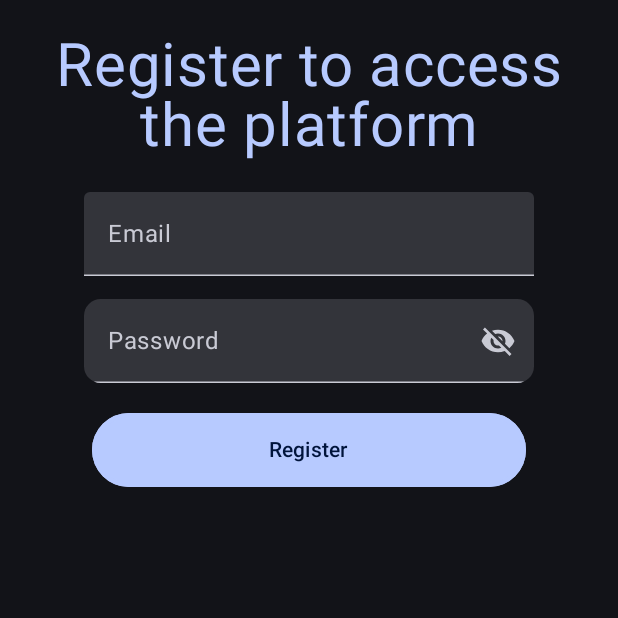
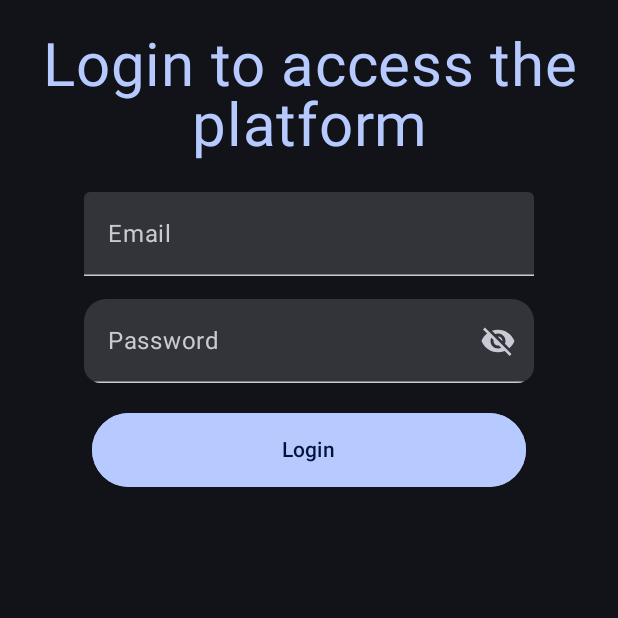
Before and after one commit to Nawho/Betpoli-Data-Entry-Frontend, an Android app built with Jetpack Compose: the RegisterScreen screen opened through its navigation route, on a phone screen of 412 x 824 dp, the top half of it. Run offline under Robolectric (Android 15) with nearby library versions, the phone set to English and light mode, and no system bars.

Commit message:
Minor changes

```diff
--- a/app/src/main/java/com/example/helloworld/ui/screens/register/RegisterScreen.kt
+++ b/app/src/main/java/com/example/helloworld/ui/screens/register/RegisterScreen.kt
@@ -6,6 +6,7 @@ import androidx.compose.foundation.layout.fillMaxSize
 import androidx.compose.foundation.layout.offset
 import androidx.compose.foundation.layout.padding
 import androidx.compose.foundation.layout.width
+import androidx.compose.foundation.shape.RoundedCornerShape
 import androidx.compose.foundation.text.KeyboardOptions
 import androidx.compose.material3.MaterialTheme
 import androidx.compose.material3.Surface
@@ -14,6 +15,7 @@ import androidx.compose.runtime.Composable
 import androidx.compose.runtime.LaunchedEffect
 import androidx.compose.ui.Alignment
 import androidx.compose.ui.Modifier
+import androidx.compose.ui.draw.clip
 import androidx.compose.ui.text.font.FontWeight
 import androidx.compose.ui.text.input.KeyboardType
 import androidx.compose.ui.text.style.TextAlign
@@ -53,6 +55,7 @@ fun RegisterScreen() {
                 label = "Email",
                 keyboardOptions = KeyboardOptions(keyboardType = KeyboardType.Email),
                 modifier = Modifier.width(300.dp)
+
             )
 
             PasswordTextField(
@@ -60,10 +63,12 @@ fun RegisterScreen() {
                 modifier = Modifier
                     .offset(y = 15.dp)
                     .width(300.dp)
+                    .clip(RoundedCornerShape(15.dp, 15.dp, 0.dp, 0.dp))
+
             )
 
             Custombutton(
-                btnText = "Register",
+                btnText = "Login",
                 onClick = {
                     Log.d("app_logs", "Register clicked")
                 },
@@ -76,7 +81,7 @@ fun RegisterScreen() {
 @Composable
 fun RegisterTitle() {
     Text(
-        text = "Register to access the platform",
+        text = "Login to access the platform",
         color = MaterialTheme.colorScheme.primary,
         textAlign = TextAlign.Center,
         fontSize = 5.em,
```
